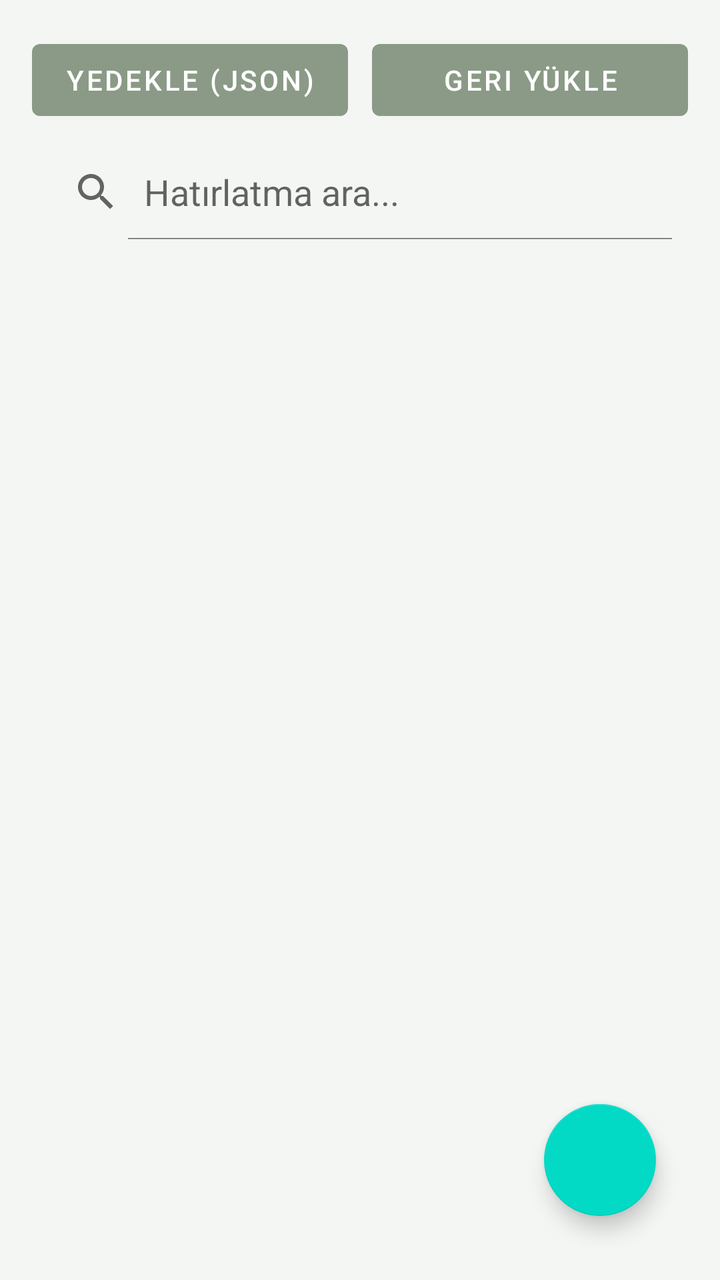
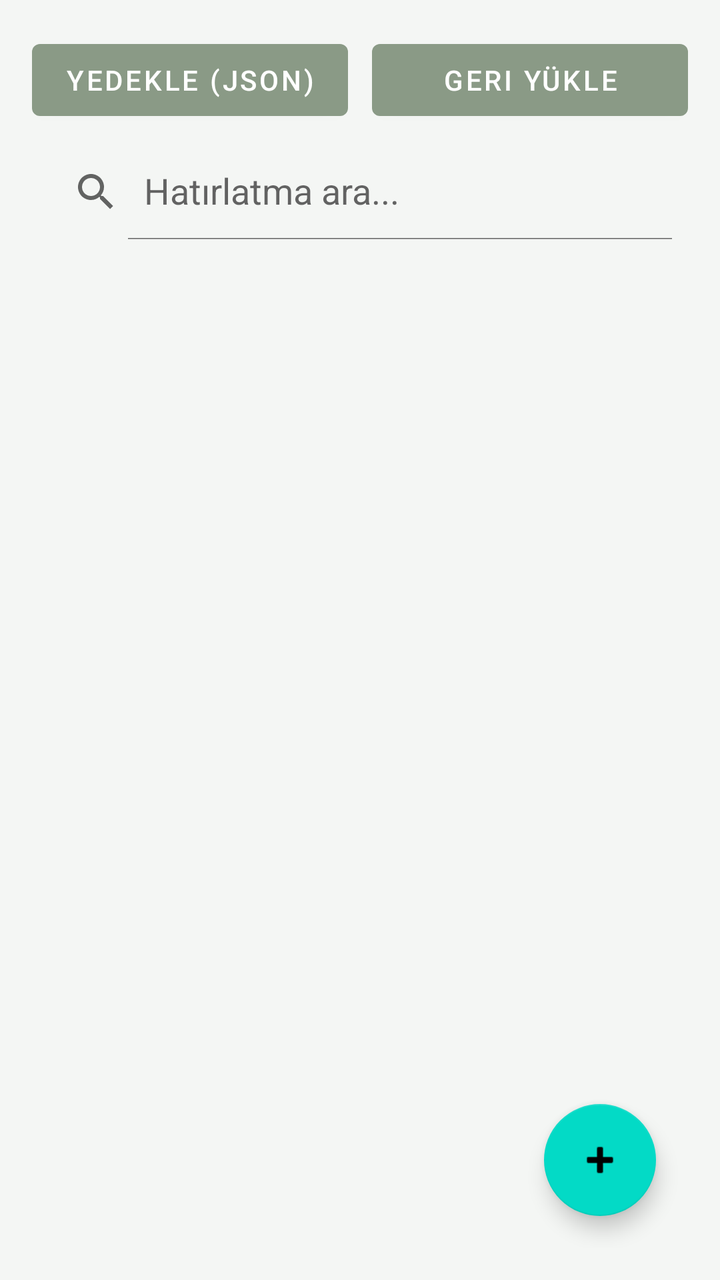

An Android layout rendered at two revisions. The XML below is the earlier revision; the diff shows what the commit changed to produce the second picture.
<!-- AndroidManifest.xml: application theme Theme.Hatirlat.Sage -->
<!-- res/layout/activity_main.xml -->
<?xml version="1.0" encoding="utf-8"?>
<androidx.constraintlayout.widget.ConstraintLayout xmlns:android="http://schemas.android.com/apk/res/android"
    xmlns:app="http://schemas.android.com/apk/res-auto"
    android:layout_width="match_parent"
    android:layout_height="match_parent"
    android:background="#F4F6F4"
    android:padding="16dp">

    
    <LinearLayout
        android:id="@+id/layoutBackupButtons"
        android:layout_width="0dp"
        android:layout_height="wrap_content"
        android:orientation="horizontal"
        app:layout_constraintTop_toTopOf="parent"
        app:layout_constraintStart_toStartOf="parent"
        app:layout_constraintEnd_toEndOf="parent">

        <Button
            android:id="@+id/btnExportJson"
            android:layout_width="0dp"
            android:layout_height="wrap_content"
            android:layout_weight="1"
            android:text="Yedekle (JSON)"
            android:layout_marginEnd="6dp" />

        <Button
            android:id="@+id/btnImportJson"
            android:layout_width="0dp"
            android:layout_height="wrap_content"
            android:layout_weight="1"
            android:text="Geri Yükle"
            android:layout_marginStart="6dp" />
    </LinearLayout>

    
    <SearchView
        android:id="@+id/searchView"
        android:layout_width="0dp"
        android:layout_height="wrap_content"
        android:layout_marginTop="8dp"
        android:iconifiedByDefault="false"
        android:queryHint="Hatırlatma ara..."
        app:layout_constraintTop_toBottomOf="@id/layoutBackupButtons"
        app:layout_constraintStart_toStartOf="parent"
        app:layout_constraintEnd_toEndOf="parent" />

    
    <androidx.recyclerview.widget.RecyclerView
        android:id="@+id/recyclerView"
        android:layout_width="0dp"
        android:layout_height="0dp"
        android:layout_marginTop="8dp"
        app:layout_constraintTop_toBottomOf="@id/searchView"
        app:layout_constraintBottom_toBottomOf="parent"
        app:layout_constraintStart_toStartOf="parent"
        app:layout_constraintEnd_toEndOf="parent" />

    
    <com.google.android.material.floatingactionbutton.FloatingActionButton
        android:id="@+id/fabAdd"
        android:layout_width="wrap_content"
        android:layout_height="wrap_content"
        android:layout_margin="16dp"
        android:contentDescription="Yeni Ekle"
        app:layout_constraintBottom_toBottomOf="parent"
        app:layout_constraintEnd_toEndOf="parent" />

</androidx.constraintlayout.widget.ConstraintLayout>
<!-- resources referenced by this layout -->
<resources>
  <style name="Theme.Hatirlat.Sage" parent="Theme.MaterialComponents.DayNight.NoActionBar">
          <item name="colorPrimary">@color/sage_primary</item>
          <item name="android:windowBackground">@color/sage_background</item>
      </style>
  <color name="sage_primary">#8A9A86</color>
  <color name="sage_background">#F4F6F4</color>
</resources>

<!-- the commit's change to res/layout/activity_main.xml (unified diff, before → after) -->
@@ -34,13 +34,13 @@
     </LinearLayout>
 
     
-    <SearchView
+    <androidx.appcompat.widget.SearchView
         android:id="@+id/searchView"
         android:layout_width="0dp"
         android:layout_height="wrap_content"
         android:layout_marginTop="8dp"
-        android:iconifiedByDefault="false"
-        android:queryHint="Hatırlatma ara..."
+        app:iconifiedByDefault="false"
+        app:queryHint="Hatırlatma ara..."
         app:layout_constraintTop_toBottomOf="@id/layoutBackupButtons"
         app:layout_constraintStart_toStartOf="parent"
         app:layout_constraintEnd_toEndOf="parent" />
@@ -63,6 +63,7 @@
         android:layout_height="wrap_content"
         android:layout_margin="16dp"
         android:contentDescription="Yeni Ekle"
+        android:src="@android:drawable/ic_input_add"
         app:layout_constraintBottom_toBottomOf="parent"
         app:layout_constraintEnd_toEndOf="parent" />
 
